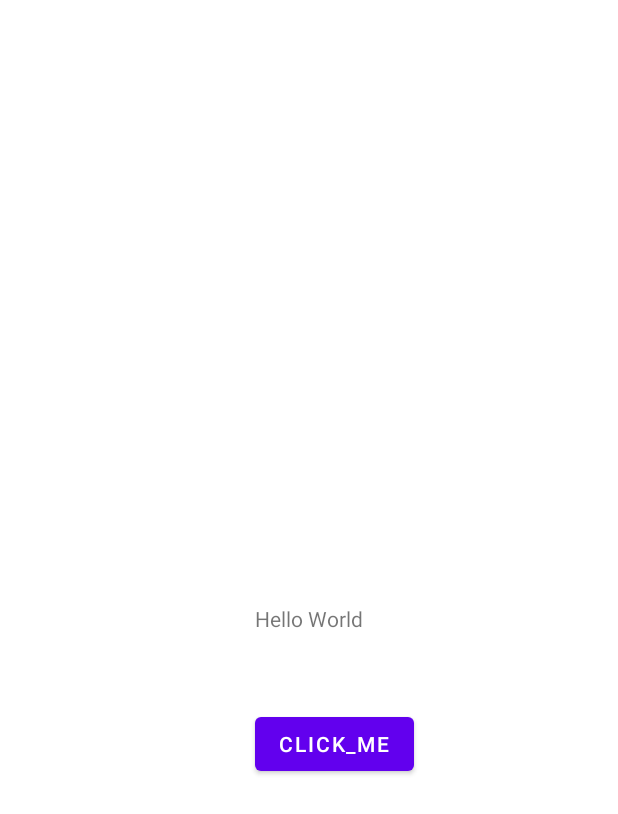
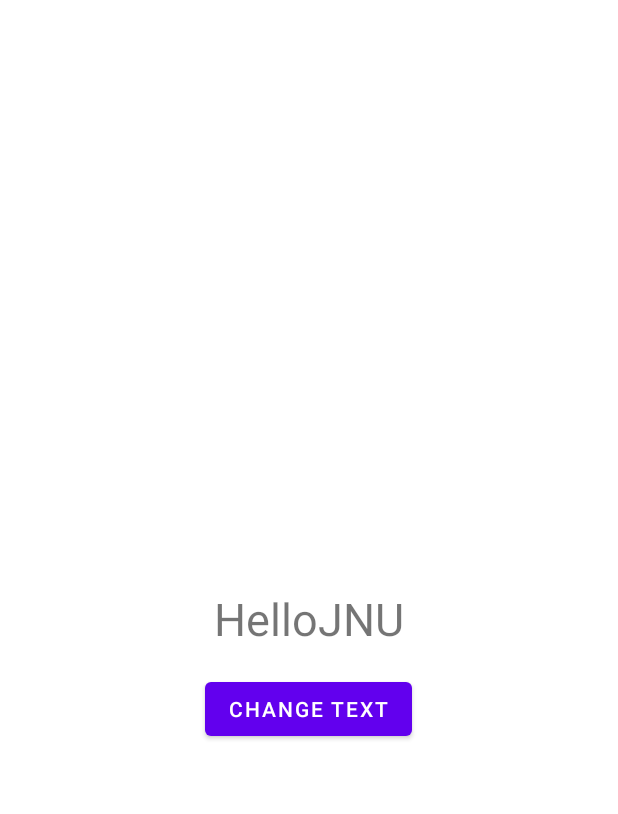
Before and after one commit to Poohccc/Android_Playtask, an Android app: the layout activity_main.xml on its own in the app's theme, with its tools: preview values and no code run, on a phone screen of 412 x 824 dp. Shown: the top 814 px of the screen. Run offline under Robolectric (Android 15) with nearby library versions, the phone set to English and light mode, and no system bars.

Commit message:
第二次

```diff
--- a/app/src/main/res/layout/activity_main.xml
+++ b/app/src/main/res/layout/activity_main.xml
@@ -6,22 +6,40 @@
 android:layout_height="match_parent"
 tools:context=".MainActivity">
 
-    <TextView
-        android:id="@+id/textView"
-        android:layout_width="wrap_content"
-        android:layout_height="wrap_content"
-        android:text="@string/Hello_World"
-        app:layout_constraintBottom_toBottomOf="parent"
-        app:layout_constraintEnd_toEndOf="parent"
-        app:layout_constraintStart_toStartOf="parent"
-        app:layout_constraintTop_toTopOf="parent" />
-
 <Button
     android:id="@+id/click_me_button"
     android:layout_width="wrap_content"
     android:layout_height="wrap_content"
-        android:layout_marginTop="50dp"
-        android:text="@string/click_me_button"
-        app:layout_constraintStart_toStartOf="@+id/textView"
-        app:layout_constraintTop_toBottomOf="@+id/textView" />
+    android:layout_marginTop="16dp"
+    android:text="@string/change_text"
+    app:layout_constraintEnd_toEndOf="parent"
+    app:layout_constraintHorizontal_bias="0.498"
+    app:layout_constraintStart_toStartOf="parent"
+    app:layout_constraintTop_toBottomOf="@+id/textView1" />
+
+<TextView
+    android:id="@+id/textView1"
+    android:layout_width="wrap_content"
+    android:layout_height="wrap_content"
+    android:text="@string/Hello"
+    android:textSize="30sp"
+    app:layout_constraintBottom_toBottomOf="parent"
+    app:layout_constraintEnd_toStartOf="@+id/textView2"
+    app:layout_constraintHorizontal_bias="0.5"
+    app:layout_constraintHorizontal_chainStyle="packed"
+    app:layout_constraintStart_toStartOf="parent"
+    app:layout_constraintTop_toTopOf="parent" />
+
+<TextView
+    android:id="@+id/textView2"
+    android:layout_width="wrap_content"
+    android:layout_height="wrap_content"
+    android:text="@string/JNU"
+    android:textSize="30sp"
+    app:layout_constraintBottom_toBottomOf="parent"
+    app:layout_constraintStart_toEndOf="@+id/textView1"
+    app:layout_constraintEnd_toEndOf="parent"
+    app:layout_constraintTop_toTopOf="parent"
+    app:layout_constraintHorizontal_chainStyle="packed"
+    app:layout_constraintHorizontal_bias="0.5"/>
 </androidx.constraintlayout.widget.ConstraintLayout>
--- a/app/src/main/res/values/strings.xml
+++ b/app/src/main/res/values/strings.xml
@@ -1,5 +1,10 @@
 <resources>
-    <string name="app_name">我的第一个应用</string>
+    <string name="app_name">我的应用</string>
     <string name="Hello_World">Hello World</string>
     <string name="click_me_button">click_me</string>
+    <string name="change_text">change text</string>
+    <string name="Hello">Hello</string>
+    <string name="JNU">JNU</string>
+    <string name="change">交换成功</string>
+    <string name="hello_android">你好Android</string>
 </resources>
```
Also changed, not shown: app/src/main/java/com/jnu/student/MainActivity.java (+21 -1 lines). Lines whose indentation alone changed are shown as unchanged.
